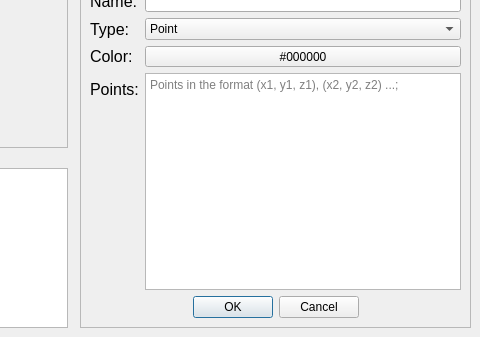
Qt form data/main.ui (RamAddict/Interactive-Graphical-System) before a commit; both pictures show x 800 to 1280 and y 457 to 794 of the 1280 by 794 pixel window.
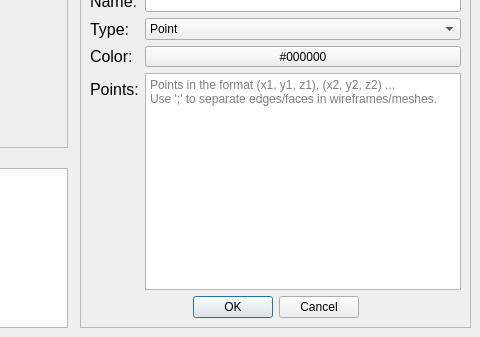
The same form after that commit. Icons and pictures are not drawn.

Commit message: Edit input helper

Diff of the .ui file:
```diff
--- a/data/main.ui
+++ b/data/main.ui
@@ -566,7 +566,8 @@
               <item row="3" column="1">
                <widget class="QPlainTextEdit" name="pointsText">
                 <property name="placeholderText">
-                 <string>Points in the format (x1, y1, z1), (x2, y2, z2) ...;</string>
+                 <string>Points in the format (x1, y1, z1), (x2, y2, z2) ...
+Use ';' to separate edges/faces in wireframes/meshes.</string>
                 </property>
                </widget>
               </item>
```
